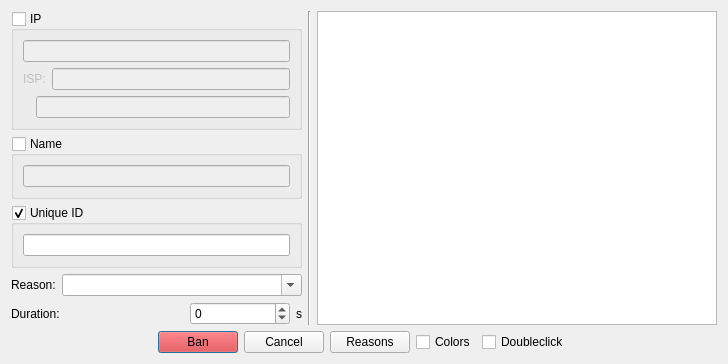
First picture: the form in scripts/customBan/ban.ui, repository Bluscream/pyTSon_plugins, before the edit.
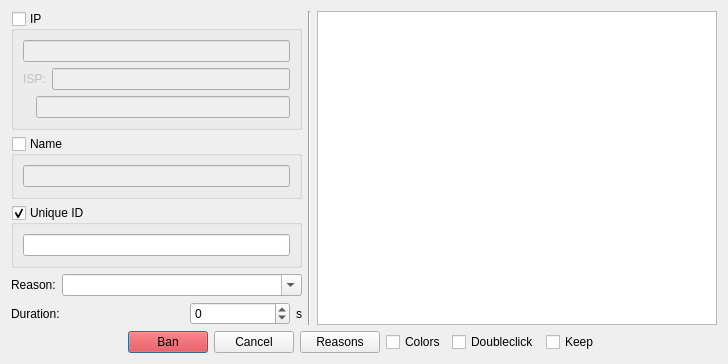
Second picture: the form after the edit.

Commit message: :thinking: added keep checkbox to custom ban dialog

The edit to the form file:
```diff
--- a/scripts/customBan/ban.ui
+++ b/scripts/customBan/ban.ui
@@ -282,6 +282,13 @@
        </property>
       </widget>
      </item>
+     <item>
+      <widget class="QCheckBox" name="chk_keep">
+       <property name="text">
+        <string>Keep</string>
+       </property>
+      </widget>
+     </item>
      <item>
       <spacer name="horizontalSpacer_2">
        <property name="orientation">
```
The commit also changes 2 other files.
